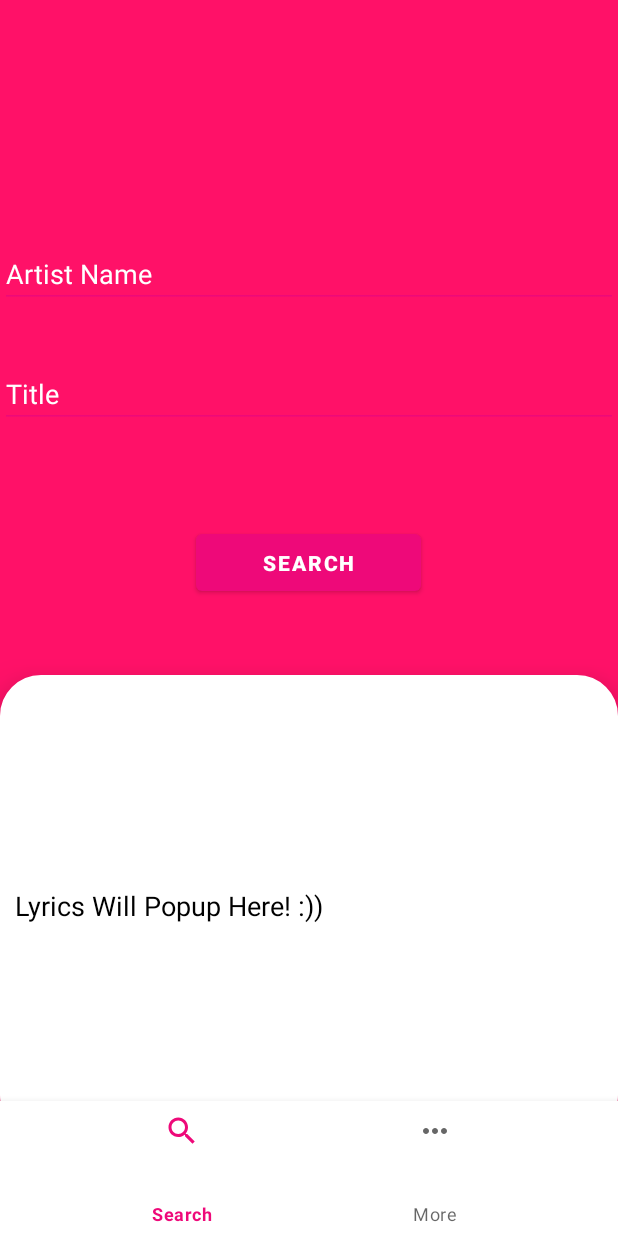
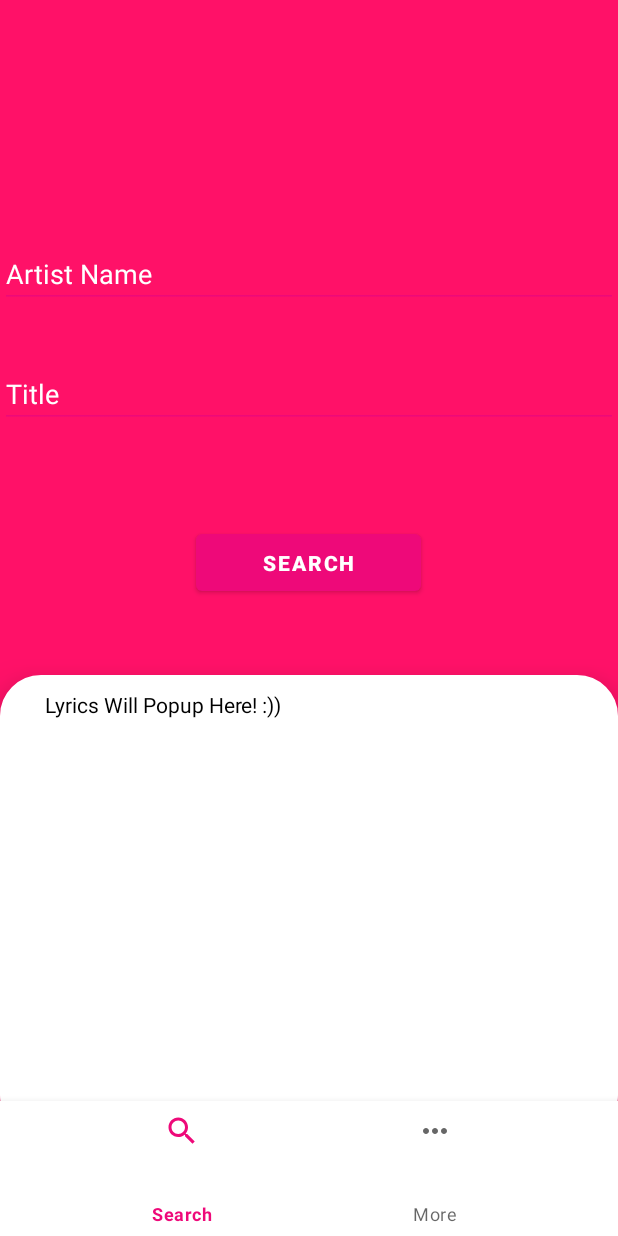
Before and after one commit to sidoncode/Lyrics-Searcher, an Android app: the Search screen opened directly, with no data from a screen before it, after a tap on "SEARCH", on a phone screen of 412 x 824 dp. Run offline under Robolectric (Android 15) with nearby library versions, the phone set to English and light mode, and no system bars; our stand-ins replace Volley; network calls fail.

Commit message:
working of vars in artss. and title wokring of textview, only design left

```diff
--- a/app/build.gradle
+++ b/app/build.gradle
@@ -38,13 +38,13 @@ dependencies {
     implementation 'com.google.android.material:material:1.2.1'
     implementation 'androidx.constraintlayout:constraintlayout:2.0.4'
     implementation 'androidx.legacy:legacy-support-v4:1.0.0'
-    testImplementation 'junit:junit:4.+'
+    testImplementation 'junit:junit:4.'
     androidTestImplementation 'androidx.test.ext:junit:1.1.2'
     androidTestImplementation 'androidx.test.espresso:espresso-core:3.3.0'
 
     // added //
     implementation 'com.android.volley:volley:1.1.1'
     //noinspection GradleCompatible
-    implementation 'com.android.support:appcompat-v7:22.2.0'
+    implementation 'com.android.support:appcompat-v7:28.0.0'
     //implementation 'com.mcxiaoke.volley:library-aar:1.0.0'
 }
--- a/app/src/main/java/com/siddevlops/lyricssearcher/Search.java
+++ b/app/src/main/java/com/siddevlops/lyricssearcher/Search.java
@@ -5,6 +5,7 @@ import android.os.Bundle;
 import androidx.cardview.widget.CardView;
 import androidx.fragment.app.Fragment;
 
+import android.text.method.ScrollingMovementMethod;
 import android.util.Log;
 import android.view.LayoutInflater;
 import android.view.MotionEvent;
@@ -80,7 +81,7 @@ public class Search extends Fragment {
     private EditText artist_et;
     private EditText title_et;
     private RequestQueue mQueue;
-    private EditText lyrics_cv;
+    private TextView lyrics_cv;
 
     private String title;
     private String artist;
@@ -117,7 +118,8 @@ public class Search extends Fragment {
             public void onClick(View v)
             {
             //    jsonParse();
-                Toast.makeText(getActivity(),"s" + artist_et.getText().toString() + title_et.getText().toString(),Toast.LENGTH_SHORT).show();
+                // Toast.makeText(getActivity(),"s" + artist_et.getText().toString() + title_et.getText().toString(),Toast.LENGTH_SHORT).show();
+                jsonParse();
             }
         });
 
@@ -136,13 +138,22 @@ public class Search extends Fragment {
             }
         });
 
+        lyrics_cv.setMovementMethod(new ScrollingMovementMethod());
 
         return v;
 
     }
 
     private void jsonParse() {
-        String url = "https://api.lyrics.ovh/v1/" + artist + "/" + title;
+        artist = artist_et.getText().toString().trim().replaceAll("\\s","%20").toLowerCase();
+        title =title_et.getText().toString().trim().replaceAll("\\s","%20").toLowerCase();
+
+        //artist = artist_et.getText().toString().replaceAll("\\s","%20");
+        //title = title_et.getText().toString().replaceAll("\\s","%20");
+
+        String url = "https://api.lyrics.ovh/v1/"+artist+"/"+title;
+
+        Log.i("requestedstring",url);
         JsonObjectRequest request = new JsonObjectRequest(Request.Method.GET, url, null,
                 new Response.Listener<JSONObject>() {
                     @Override
@@ -152,7 +163,6 @@ public class Search extends Fragment {
                             //String a = response.getString("lyrics");
                             //Toast.makeText(getActivity(),"->" + s,Toast.LENGTH_SHORT).show();
                             lyrics_cv.setText(s);
-
                             Log.i("s",s);
                         } catch (Exception e) {
                             e.printStackTrace();
--- a/app/src/main/res/layout/fragment_search.xml
+++ b/app/src/main/res/layout/fragment_search.xml
@@ -19,7 +19,6 @@
             android:orientation="vertical">
 
 
-
                 <EditText
                     android:layout_marginTop="160dp"
                     android:paddingTop="10dp"
@@ -31,8 +30,7 @@
                     android:hint="Artist Name"
                     android:textColorHint="@color/white"
                     android:textColor="@color/white"
-                    android:backgroundTint="@color/inappcolor"
-                    />
+                    android:backgroundTint="@color/inappcolor" />
 
 
     <EditText
@@ -46,8 +44,7 @@
         android:inputType="textPersonName"
         android:textColorHint="@color/white"
         android:hint="Title"
-        android:backgroundTint="@color/inappcolor"
-        />
+        android:backgroundTint="@color/inappcolor" />
 
 
     <Button
@@ -60,19 +57,21 @@
         android:textColor="@color/white"
         android:textStyle="bold" />
 
-            <EditText
+            <TextView
                 android:id="@+id/lyrics_cv"
                 android:layout_width="match_parent"
                 android:layout_height="307dp"
                 android:layout_marginTop="450dp"
                 android:background="@drawable/textviewbg"
                 android:elevation="20dp"
-                android:inputType="textMultiLine"
-                android:paddingLeft="10dp"
+                android:inputType="none"
+                android:paddingTop="10dp"
+                android:paddingLeft="30dp"
                 android:paddingRight="10dp"
+                android:paddingBottom="10dp"
                 android:text="Lyrics Will Popup Here! :))"
                 android:textColor="@color/black"
-                android:focusableInTouchMode="false"/>
+                android:scrollbars="vertical"/>
 
         </RelativeLayout>
 
--- a/build.gradle
+++ b/build.gradle
@@ -21,6 +21,7 @@ allprojects {
         jcenter()
         maven { url 'https://jitpack.io' }
         maven { url "https://maven.google.com" }
+        google()
     }
 }
 
```
